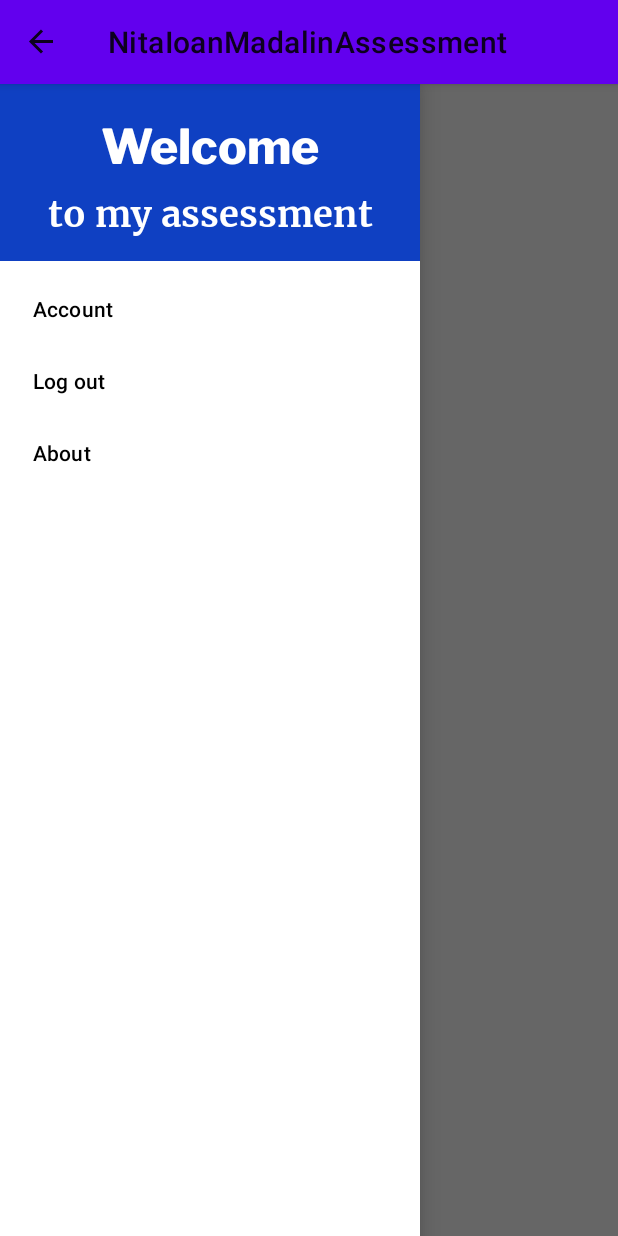
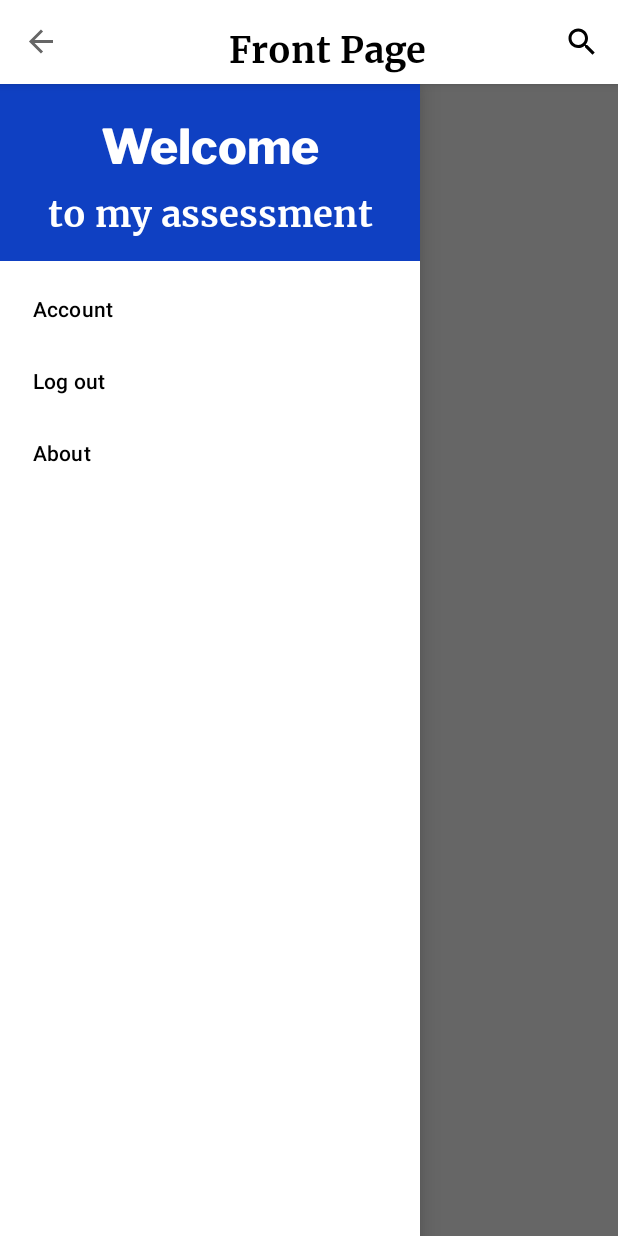
Before and after one commit to madalinnita/NitaIoanMadalinAssessment, an Android app: the screen it shows after launch (MainActivity), with the side drawer open, on a phone screen of 412 x 824 dp. Run offline under Robolectric (Android 15) with nearby library versions, the phone set to English and light mode, and no system bars; network calls fail; pictures from the network do not load.

Commit message:
added custom toolbar

```diff
--- a/app/src/main/java/com/example/nitaioanmadalinassessment/ui/main/MainActivity.kt
+++ b/app/src/main/java/com/example/nitaioanmadalinassessment/ui/main/MainActivity.kt
@@ -1,13 +1,18 @@
 package com.example.nitaioanmadalinassessment.ui.main
 
 import android.os.Bundle
+import android.view.Menu
 import android.view.MenuItem
+import android.widget.TextView
 import android.widget.Toast
 import androidx.activity.viewModels
+import androidx.appcompat.app.ActionBar
 import androidx.appcompat.app.ActionBarDrawerToggle
 import androidx.appcompat.app.AppCompatActivity
+import androidx.appcompat.widget.Toolbar
 import com.example.nitaioanmadalinassessment.R
 import kotlinx.android.synthetic.main.activity_main.*
+import kotlinx.android.synthetic.main.layout_toolbar.*
 
 class MainActivity : AppCompatActivity() {
 
@@ -19,12 +24,16 @@ class MainActivity : AppCompatActivity() {
         super.onCreate(savedInstanceState)
         setContentView(R.layout.activity_main)
 
+        setSupportActionBar(custom_toolbar as Toolbar)
+        supportActionBar?.apply {
+            setDisplayHomeAsUpEnabled(true)
+            setHomeButtonEnabled(true)
+        }
+
         setNavToggle()
 
-        supportActionBar?.setDisplayHomeAsUpEnabled(true)
-
         navigationView.setNavigationItemSelectedListener {
-            when(it.itemId) {
+            when (it.itemId) {
                 R.id.nav_account -> it.title.toString().showToast()
                 R.id.nav_logout -> it.title.toString().showToast()
                 R.id.nav_about -> it.title.toString().showToast()
@@ -41,12 +50,21 @@ class MainActivity : AppCompatActivity() {
         navToggle = ActionBarDrawerToggle(this, drawerLayout, R.string.nav_open, R.string.nav_close)
         drawerLayout.addDrawerListener(navToggle)
         navToggle.syncState()
+
     }
 
     override fun onOptionsItemSelected(item: MenuItem): Boolean {
         if (navToggle.onOptionsItemSelected(item)) {
             return true
         }
+        if (item.itemId == R.id.right_menu_search) {
+            item.title.toString().showToast()
+        }
         return super.onOptionsItemSelected(item)
     }
+
+    override fun onCreateOptionsMenu(menu: Menu?): Boolean {
+        menuInflater.inflate(R.menu.right_menu, menu)
+        return super.onCreateOptionsMenu(menu)
+    }
 }
--- /dev/null
+++ b/app/src/main/res/drawable/ic_baseline_menu_24.xml
@@ -0,0 +1,10 @@
+<vector xmlns:android="http://schemas.android.com/apk/res/android"
+    android:width="24dp"
+    android:height="24dp"
+    android:viewportWidth="24"
+    android:viewportHeight="24"
+    android:tint="@color/black">
+  <path
+      android:fillColor="@android:color/black"
+      android:pathData="M3,18h18v-2L3,16v2zM3,13h18v-2L3,11v2zM3,6v2h18L21,6L3,6z"/>
+</vector>
--- /dev/null
+++ b/app/src/main/res/drawable/ic_baseline_search_24.xml
@@ -0,0 +1,5 @@
+<vector android:height="24dp" android:tint="@color/black"
+    android:viewportHeight="24" android:viewportWidth="24"
+    android:width="24dp" xmlns:android="http://schemas.android.com/apk/res/android">
+    <path android:fillColor="@android:color/black" android:pathData="M15.5,14h-0.79l-0.28,-0.27C15.41,12.59 16,11.11 16,9.5 16,5.91 13.09,3 9.5,3S3,5.91 3,9.5 5.91,16 9.5,16c1.61,0 3.09,-0.59 4.23,-1.57l0.27,0.28v0.79l5,4.99L20.49,19l-4.99,-5zM9.5,14C7.01,14 5,11.99 5,9.5S7.01,5 9.5,5 14,7.01 14,9.5 11.99,14 9.5,14z"/>
+</vector>
--- a/app/src/main/res/layout/activity_main.xml
+++ b/app/src/main/res/layout/activity_main.xml
@@ -1,11 +1,24 @@
 <?xml version="1.0" encoding="utf-8"?>
-<androidx.drawerlayout.widget.DrawerLayout xmlns:android="http://schemas.android.com/apk/res/android"
+<LinearLayout xmlns:android="http://schemas.android.com/apk/res/android"
     xmlns:app="http://schemas.android.com/apk/res-auto"
     xmlns:tools="http://schemas.android.com/tools"
+    android:layout_width="match_parent"
+    android:layout_height="match_parent"
+    android:orientation="vertical"
+    tools:context=".ui.main.MainActivity">
+
+    <include
+        android:id="@+id/custom_toolbar"
+        layout="@layout/layout_toolbar"
+        app:layout_constraintEnd_toEndOf="parent"
+        app:layout_constraintStart_toStartOf="parent"
+        app:layout_constraintTop_toTopOf="parent" />
+
+    <androidx.drawerlayout.widget.DrawerLayout
         android:id="@+id/drawerLayout"
         android:layout_width="match_parent"
         android:layout_height="match_parent"
-    tools:context=".ui.main.MainActivity">
+        android:fitsSystemWindows="false">
 
 
         <androidx.fragment.app.FragmentContainerView
@@ -13,11 +26,11 @@
             android:name="androidx.navigation.fragment.NavHostFragment"
             android:layout_width="0dp"
             android:layout_height="0dp"
+            app:defaultNavHost="true"
+            app:layout_constraintBottom_toBottomOf="parent"
             app:layout_constraintLeft_toLeftOf="parent"
             app:layout_constraintRight_toRightOf="parent"
-        app:layout_constraintTop_toTopOf="parent"
-        app:layout_constraintBottom_toBottomOf="parent"
-        app:defaultNavHost="true"
+            app:layout_constraintTop_toBottomOf="@id/custom_toolbar"
             app:navGraph="@navigation/nav_graph" />
 
 
@@ -25,9 +38,11 @@
             android:id="@+id/navigationView"
             android:layout_width="wrap_content"
             android:layout_height="match_parent"
+            android:layout_gravity="start"
+            android:fitsSystemWindows="false"
             app:headerLayout="@layout/nav_header"
-        app:menu="@menu/nav_menu"
-        android:layout_gravity = "start"
-        android:fitsSystemWindows="true" />
+            app:menu="@menu/nav_menu" />
 
     </androidx.drawerlayout.widget.DrawerLayout>
+
+</LinearLayout>
--- /dev/null
+++ b/app/src/main/res/layout/layout_toolbar.xml
@@ -0,0 +1,30 @@
+<?xml version="1.0" encoding="utf-8"?>
+<androidx.appcompat.widget.Toolbar xmlns:android="http://schemas.android.com/apk/res/android"
+    xmlns:app="http://schemas.android.com/apk/res-auto"
+    android:layout_width="match_parent"
+    android:background="@color/white"
+    android:layout_height="@dimen/toolbar_height"
+    android:elevation="@dimen/toolbar_elevation">
+
+    <androidx.constraintlayout.widget.ConstraintLayout
+        android:layout_width="match_parent"
+        android:layout_height="wrap_content">
+
+        <TextView
+            android:id="@+id/title_toolbar"
+            style="@style/TitleBigStyle"
+            android:layout_width="wrap_content"
+            android:layout_height="wrap_content"
+            android:layout_marginStart="@dimen/dimen_medium"
+            android:layout_marginTop="@dimen/dimen_medium"
+            android:layout_marginEnd="@dimen/dimen_medium"
+            android:layout_marginBottom="@dimen/dimen_big"
+            android:text="@string/front_page_title"
+            app:layout_constraintBottom_toBottomOf="parent"
+            app:layout_constraintEnd_toEndOf="parent"
+            app:layout_constraintStart_toStartOf="parent"
+            app:layout_constraintTop_toTopOf="parent"
+            app:layout_constraintVertical_bias="0.0" />
+    </androidx.constraintlayout.widget.ConstraintLayout>
+
+</androidx.appcompat.widget.Toolbar>
--- /dev/null
+++ b/app/src/main/res/menu/right_menu.xml
@@ -0,0 +1,10 @@
+<?xml version="1.0" encoding="utf-8"?>
+<menu xmlns:android="http://schemas.android.com/apk/res/android"
+    xmlns:app="http://schemas.android.com/apk/res-auto">
+
+    <item android:id="@+id/right_menu_search"
+        android:title="@string/search"
+        android:icon="@drawable/ic_baseline_search_24"
+        app:showAsAction="always"/>
+
+</menu>
--- a/app/src/main/res/values-night/themes.xml
+++ b/app/src/main/res/values-night/themes.xml
@@ -1,6 +1,6 @@
 <resources xmlns:tools="http://schemas.android.com/tools">
     <!-- Base application theme. -->
-    <style name="Theme.NitaIoanMadalinAssessment" parent="Theme.MaterialComponents.Light">
+    <style name="Theme.NitaIoanMadalinAssessment" parent="Theme.MaterialComponents.Light.NoActionBar">
         <!-- Primary brand color. -->
         <item name="colorPrimary">@color/purple_200</item>
         <item name="colorPrimaryVariant">@color/purple_700</item>
--- a/app/src/main/res/values/dimens.xml
+++ b/app/src/main/res/values/dimens.xml
@@ -7,4 +7,6 @@
     <dimen name="margin_ultra_small">2dp</dimen>
     <dimen name="drawable_padding">12dp</dimen>
     <dimen name="dimen_big">24dp</dimen>
+    <dimen name="toolbar_height">56dp</dimen>
+    <dimen name="toolbar_elevation">4dp</dimen>
 </resources>
--- a/app/src/main/res/values/strings.xml
+++ b/app/src/main/res/values/strings.xml
@@ -14,4 +14,6 @@
     <string name="about">About</string>
     <string name="nav_open">Navigation open</string>
     <string name="nav_close">Navigation close</string>
+    <string name="search">Search</string>
+    <string name="front_page_title">Front Page</string>
 </resources>
--- a/app/src/main/res/values/themes.xml
+++ b/app/src/main/res/values/themes.xml
@@ -1,6 +1,6 @@
 <resources xmlns:tools="http://schemas.android.com/tools">
     <!-- Base application theme. -->
-    <style name="Theme.NitaIoanMadalinAssessment" parent="Theme.MaterialComponents.Light">
+    <style name="Theme.NitaIoanMadalinAssessment" parent="Theme.MaterialComponents.Light.NoActionBar">
         <!-- Primary brand color. -->
         <item name="colorPrimary">@color/purple_500</item>
         <item name="colorPrimaryVariant">@color/purple_700</item>
```
Lines whose indentation alone changed are shown as unchanged.
